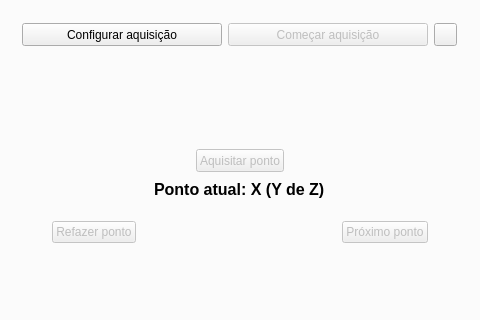
Old version of the form uis/CalibraPy.ui in the repository jceneziojr/CalibraPy; both pictures show x 160 to 640 and y 99 to 419 of the 800 by 600 pixel window.
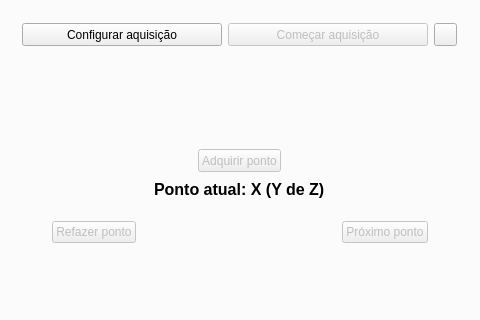
New version of the form. Icons and pictures are not drawn. Custom widgets are drawn as their Qt base class.

What changed in the file:
```diff
--- a/uis/CalibraPy.ui
+++ b/uis/CalibraPy.ui
@@ -171,7 +171,7 @@
                  </size>
                 </property>
                 <property name="text">
-                 <string>Aquisitar ponto</string>
+                 <string>Adquirir ponto</string>
                 </property>
                </widget>
               </item>
```
